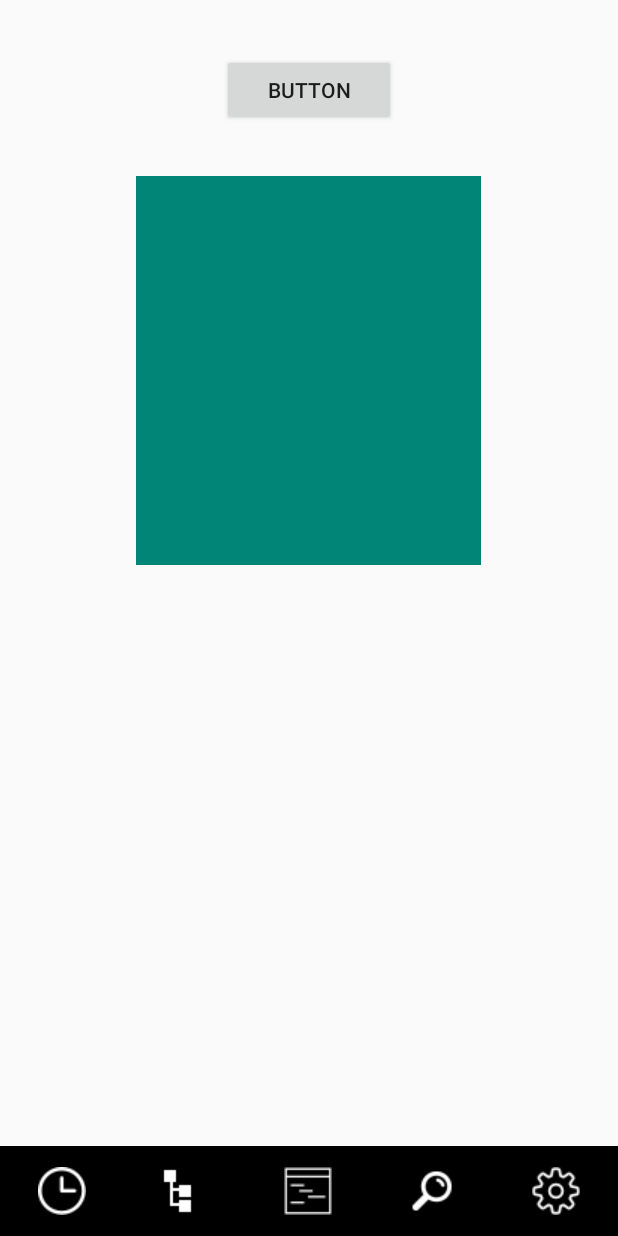
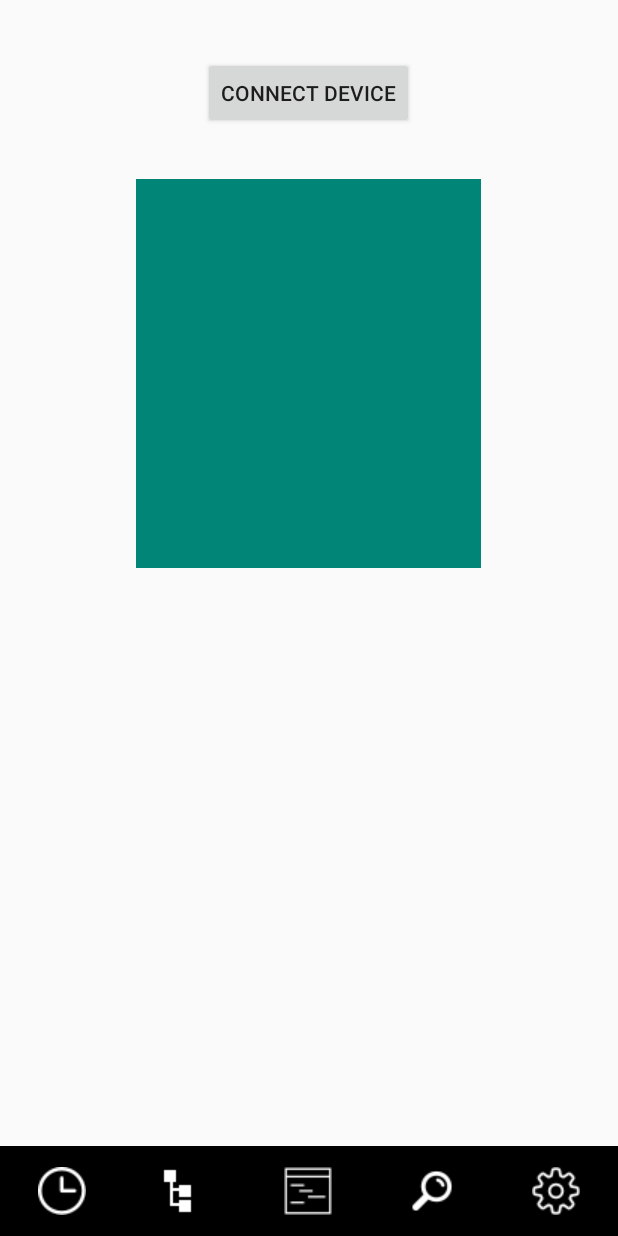
Before and after one commit to sowoncapstone/faceblindness_android, an Android app: the screen it shows after launch (MainActivity), on a phone screen of 412 x 824 dp. Run offline under Robolectric (Android 15) with nearby library versions, the light colour scheme and no system bars.

Commit message:
option activity changed

```diff
--- a/app/src/main/java/com/sowon/faceblindness_android/MainActivity.java
+++ b/app/src/main/java/com/sowon/faceblindness_android/MainActivity.java
@@ -14,6 +14,9 @@ public class MainActivity extends AppCompatActivity {
         OptionActivity checklistActivity = new OptionActivity();
         FragmentTransaction transaction = getSupportFragmentManager().beginTransaction();
         transaction.add(R.id.fragment_container, checklistActivity).commit();
+
+
+
     }
 
     public void onClick_option(View view){
--- a/app/src/main/res/layout/activity_option.xml
+++ b/app/src/main/res/layout/activity_option.xml
@@ -8,26 +8,20 @@
     android:layout_marginRight="8dp">
 
     <Button
-        android:id="@+id/button4"
+        android:id="@+id/connectDevBtn"
         android:layout_width="wrap_content"
         android:layout_height="wrap_content"
-        android:layout_alignParentStart="true"
-        android:layout_alignParentLeft="true"
         android:layout_alignParentTop="true"
-        android:layout_alignParentEnd="true"
-        android:layout_alignParentRight="true"
-        android:layout_marginStart="140dp"
-        android:layout_marginLeft="140dp"
-        android:layout_marginTop="36dp"
-        android:layout_marginEnd="140dp"
-        android:layout_marginRight="140dp"
-        android:text="Button" />
+        android:layout_centerInParent="true"
+        android:layout_marginTop="38dp"
+        android:layout_centerHorizontal="true"
+        android:text="Connect Device"/>
 
     <ImageView
         android:id="@+id/imageView"
         android:layout_width="230dp"
         android:layout_height="259dp"
-        android:layout_below="@+id/button4"
+        android:layout_below="@+id/connectDevBtn"
         android:layout_centerHorizontal="true"
         android:layout_marginTop="33dp"
         app:srcCompat="@color/colorPrimary" />
```
Also changed, not shown: app/src/main/java/com/sowon/faceblindness_android/OptionActivity.java (+94 -19 lines).
